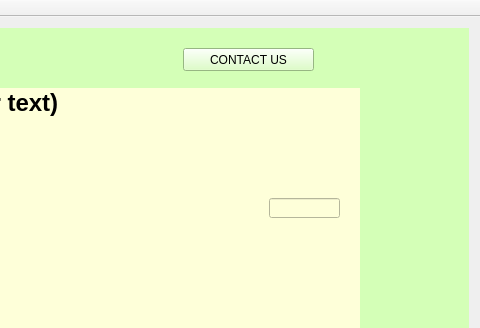
First picture: the form in mainwindow.ui, repository TheSoullessOne/Group-Project-2, before the edit; both pictures show x 572 to 1052 and y 0 to 328 of the 1052 by 678 pixel window.
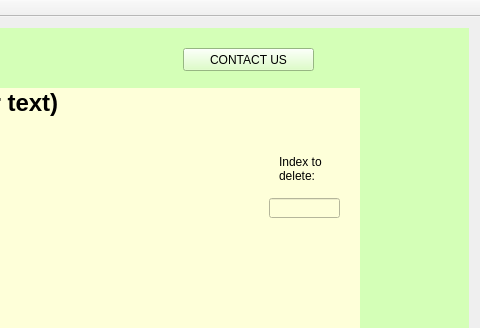
Second picture: the form after the edit. Custom widgets are drawn as their Qt base class.

Commit message: added label now

```diff
--- a/mainwindow.ui
+++ b/mainwindow.ui
@@ -595,6 +595,20 @@
            </rect>
           </property>
          </widget>
+         <widget class="QLabel" name="label_19">
+          <property name="geometry">
+           <rect>
+            <x>800</x>
+            <y>60</y>
+            <width>61</width>
+            <height>41</height>
+           </rect>
+          </property>
+          <property name="text">
+           <string>Index to 
+delete:</string>
+          </property>
+         </widget>
         </widget>
         <widget class="QWidget" name="edit_page">
          <widget class="QPushButton" name="back2AdminButt_3">
```
The commit also changes 1 other file.
